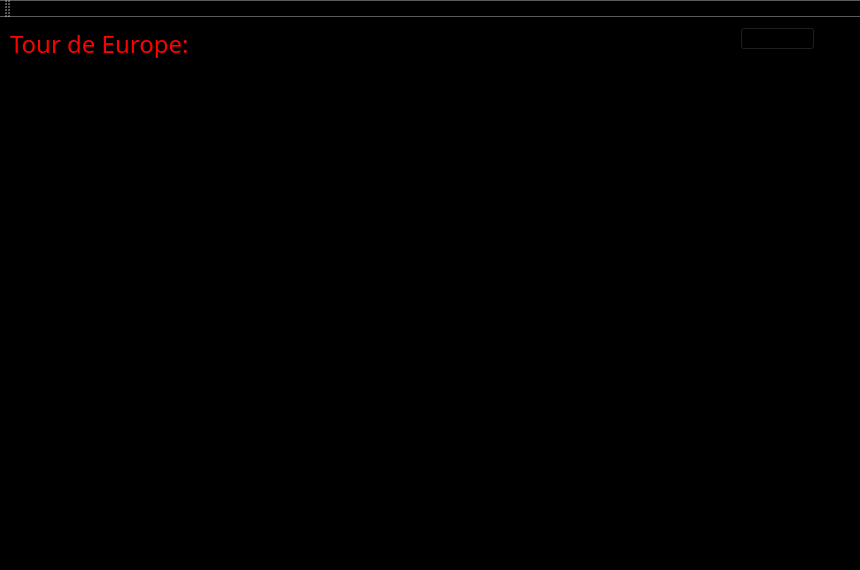
This is mainwindow.ui in kevinsemenov14/ProjectOneCS1D as Qt 5 draws it before an edit. The edited form follows.
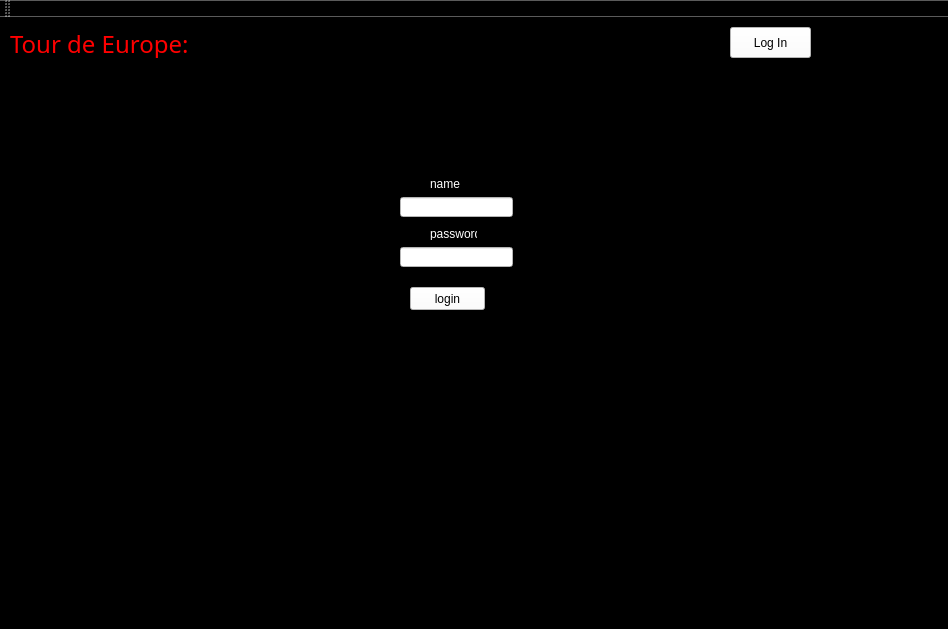
This is the edited form. The open tabs and pages were chosen to show the change.

Commit message: Admin Log In || Includes Validating ID & Password

```diff
--- a/mainwindow.ui
+++ b/mainwindow.ui
@@ -6,8 +6,8 @@
    <rect>
     <x>0</x>
     <y>0</y>
-    <width>860</width>
-    <height>570</height>
+    <width>948</width>
+    <height>629</height>
    </rect>
   </property>
   <property name="windowTitle">
@@ -15,20 +15,27 @@
   </property>
   <property name="styleSheet">
    <string notr="true">gridline-color: rgb(255, 85, 0);
+color: rgb(0, 0, 0);
+background-color: rgb(255, 255, 255);
+background-color: rgb(255, 255, 255);
+color: rgb(255, 255, 255);
 background-color: rgb(0, 0, 0);</string>
   </property>
   <widget class="QWidget" name="centralWidget">
    <widget class="QStackedWidget" name="stackedWidget">
     <property name="geometry">
      <rect>
-      <x>20</x>
-      <y>60</y>
+      <x>30</x>
+      <y>50</y>
       <width>781</width>
       <height>441</height>
      </rect>
     </property>
     <property name="styleSheet">
      <string notr="true">background-color: rgb(0, 0, 0);
+color: rgb(255, 255, 255);
+color: rgb(255, 255, 255);
+color: rgb(0, 0, 0);
 </string>
     </property>
     <property name="currentIndex">
@@ -132,7 +139,7 @@
        <string>&lt;html&gt;&lt;head/&gt;&lt;body&gt;&lt;p&gt;&lt;span style=&quot; font-size:10pt; color:#ffffff;&quot;&gt;Locations:&lt;/span&gt;&lt;/p&gt;&lt;/body&gt;&lt;/html&gt;</string>
       </property>
      </widget>
-     <widget class="QLabel" name="label_3">
+     <widget class="QLabel" name="Selected_Locations_Label">
       <property name="geometry">
        <rect>
         <x>400</x>
@@ -423,8 +430,91 @@
       </layout>
      </widget>
     </widget>
-    <widget class="QWidget" name="stackedWidgetPage3"/>
-    <widget class="QWidget" name="stackedWidgetPage4"/>
+    <widget class="QWidget" name="stackedWidgetPage3">
+     <widget class="QLabel" name="label_14">
+      <property name="geometry">
+       <rect>
+        <x>340</x>
+        <y>190</y>
+        <width>141</width>
+        <height>31</height>
+       </rect>
+      </property>
+      <property name="text">
+       <string>&lt;html&gt;&lt;head/&gt;&lt;body&gt;&lt;p&gt;&lt;span style=&quot; font-size:12pt; color:#ffffff;&quot;&gt;Admin Mode: ON&lt;/span&gt;&lt;/p&gt;&lt;/body&gt;&lt;/html&gt;</string>
+      </property>
+     </widget>
+    </widget>
+    <widget class="QWidget" name="stackedWidgetPage4">
+     <widget class="QLineEdit" name="name">
+      <property name="geometry">
+       <rect>
+        <x>370</x>
+        <y>130</y>
+        <width>113</width>
+        <height>20</height>
+       </rect>
+      </property>
+      <property name="styleSheet">
+       <string notr="true">background-color: rgb(255, 255, 255);</string>
+      </property>
+     </widget>
+     <widget class="QLineEdit" name="pass">
+      <property name="geometry">
+       <rect>
+        <x>370</x>
+        <y>180</y>
+        <width>113</width>
+        <height>20</height>
+       </rect>
+      </property>
+      <property name="styleSheet">
+       <string notr="true">background-color: rgb(255, 255, 255);</string>
+      </property>
+     </widget>
+     <widget class="QLabel" name="label_3">
+      <property name="geometry">
+       <rect>
+        <x>400</x>
+        <y>110</y>
+        <width>47</width>
+        <height>13</height>
+       </rect>
+      </property>
+      <property name="text">
+       <string>&lt;html&gt;&lt;head/&gt;&lt;body&gt;&lt;p&gt;&lt;span style=&quot; color:#ffffff;&quot;&gt;name&lt;/span&gt;&lt;/p&gt;&lt;/body&gt;&lt;/html&gt;</string>
+      </property>
+     </widget>
+     <widget class="QLabel" name="label_13">
+      <property name="geometry">
+       <rect>
+        <x>400</x>
+        <y>160</y>
+        <width>47</width>
+        <height>13</height>
+       </rect>
+      </property>
+      <property name="text">
+       <string>&lt;html&gt;&lt;head/&gt;&lt;body&gt;&lt;p&gt;&lt;span style=&quot; color:#ffffff;&quot;&gt;password&lt;/span&gt;&lt;/p&gt;&lt;/body&gt;&lt;/html&gt;</string>
+      </property>
+     </widget>
+     <widget class="QPushButton" name="pushButton">
+      <property name="geometry">
+       <rect>
+        <x>380</x>
+        <y>220</y>
+        <width>75</width>
+        <height>23</height>
+       </rect>
+      </property>
+      <property name="styleSheet">
+       <string notr="true">background-color: rgb(255, 255, 255);</string>
+      </property>
+      <property name="text">
+       <string>login</string>
+      </property>
+     </widget>
+    </widget>
    </widget>
    <widget class="QLabel" name="label">
     <property name="geometry">
@@ -447,14 +537,18 @@
    <widget class="QPushButton" name="pushButton_7">
     <property name="geometry">
      <rect>
-      <x>740</x>
+      <x>730</x>
       <y>10</y>
-      <width>75</width>
-      <height>23</height>
+      <width>81</width>
+      <height>31</height>
      </rect>
     </property>
+    <property name="styleSheet">
+     <string notr="true">background-color: rgb(255, 255, 255);
+color: rgb(0, 0, 0);</string>
+    </property>
     <property name="text">
-     <string>Log Out</string>
+     <string>Log In</string>
     </property>
    </widget>
   </widget>
```
Left out of the diff: 8 changed lines with no effect on the pictures. The commit also changes 3 other files.
